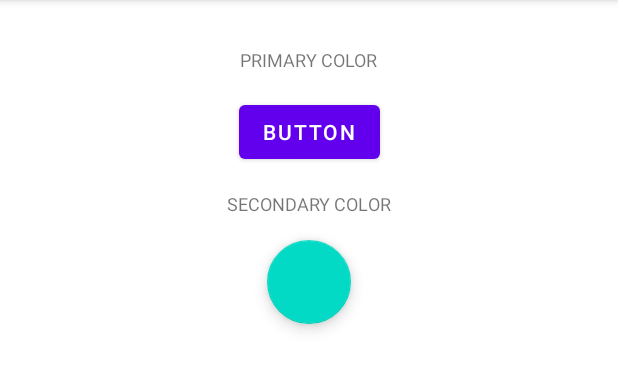
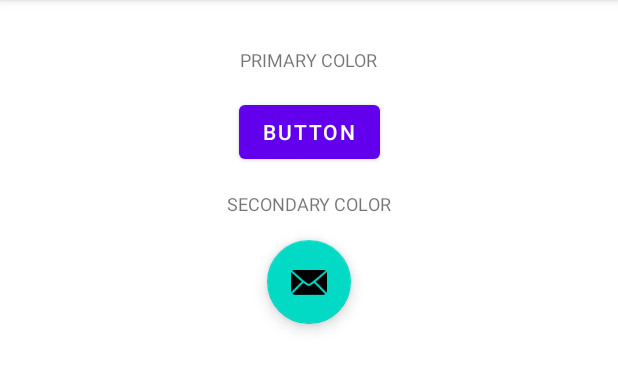
Before and after one commit to wanderlp/kotlin-tip-time, an Android app: the ThemeActivity screen opened directly, with no data from a screen before it, on a phone screen of 412 x 824 dp, the part 84-476 px from its top. Run offline under Robolectric (Android 15) with nearby library versions, the phone set to English and light mode, and no system bars.

Commit message:
Se elimina el tag que estaba dando problemas

```diff
--- a/app/src/main/res/layout/activity_theme.xml
+++ b/app/src/main/res/layout/activity_theme.xml
@@ -48,9 +48,9 @@
         android:layout_height="wrap_content"
         android:layout_gravity="center_horizontal"
         android:contentDescription="@string/email_icon"
+        android:src="@android:drawable/ic_dialog_email"
         app:layout_constraintEnd_toEndOf="parent"
         app:layout_constraintStart_toStartOf="parent"
-        app:layout_constraintTop_toBottomOf="@+id/textView2"
-        app:srcCompact="@android:drawable/ic_dialog_email" />
+        app:layout_constraintTop_toBottomOf="@+id/textView2" />
 
 </androidx.constraintlayout.widget.ConstraintLayout>
```
